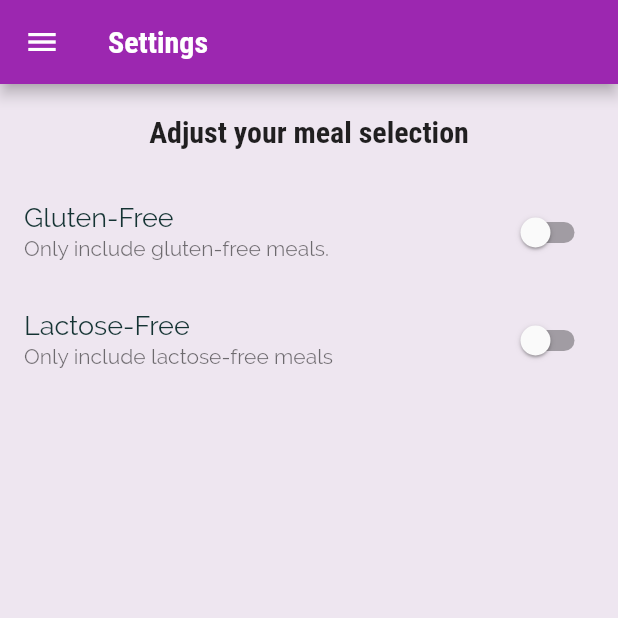
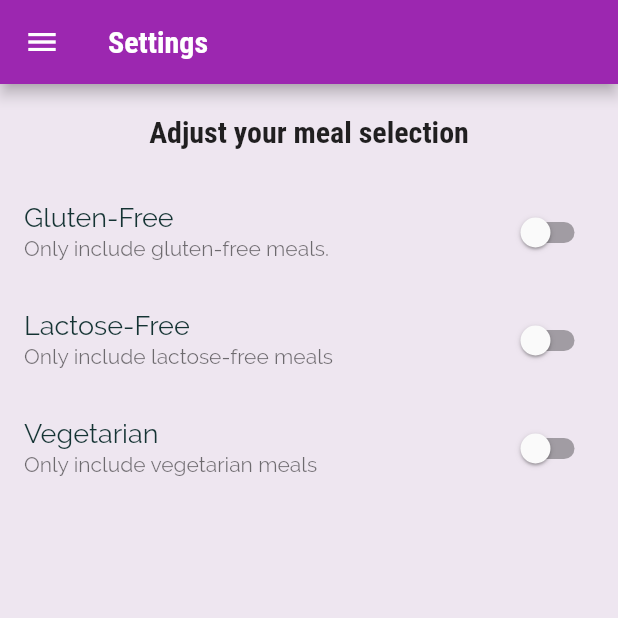
Before and after one commit to Alpha2Chris14/mealApp, a Flutter app: the FiltersScreen screen opened by its route, on a phone screen of 412 x 824 dp, the top half of it. Run offline on Flutter 3.47's test engine with Material 2 defaults, Android fonts, the phone set to English and light mode, and no system bars.

Commit message:
added is Vegetariane switch and function

```diff
--- a/lib/screens/filters_screen.dart
+++ b/lib/screens/filters_screen.dart
@@ -45,6 +45,12 @@ class _FiltersScreenState extends State<FiltersScreen> {
       });
     }
 
+    void _changeIsVegetarian(value) {
+      setState(() {
+        _vegetarian = value;
+      });
+    }
+
     return Scaffold(
       appBar: AppBar(
         title: const Text("Settings"),
@@ -68,8 +74,18 @@ class _FiltersScreenState extends State<FiltersScreen> {
                 _gluteenFree,
                 _changeIsGluttenFree,
               ),
-              _switchTiles("Lactose-Free", "Only include lactose-free meals",
-                  _lactoseFree, _changeIsLactoseFree)
+              _switchTiles(
+                "Lactose-Free",
+                "Only include lactose-free meals",
+                _lactoseFree,
+                _changeIsLactoseFree,
+              ),
+              _switchTiles(
+                "Vegetarian",
+                "Only include vegetarian meals",
+                _vegetarian,
+                _changeIsVegetarian,
+              ),
             ],
           ))
         ],
```
